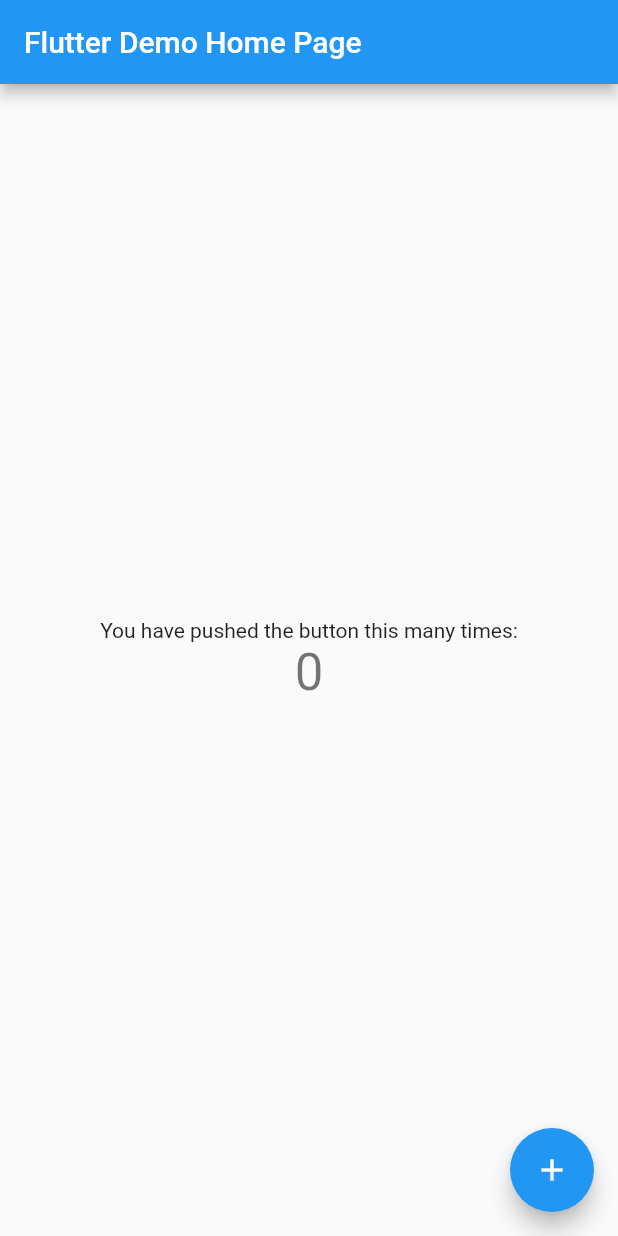
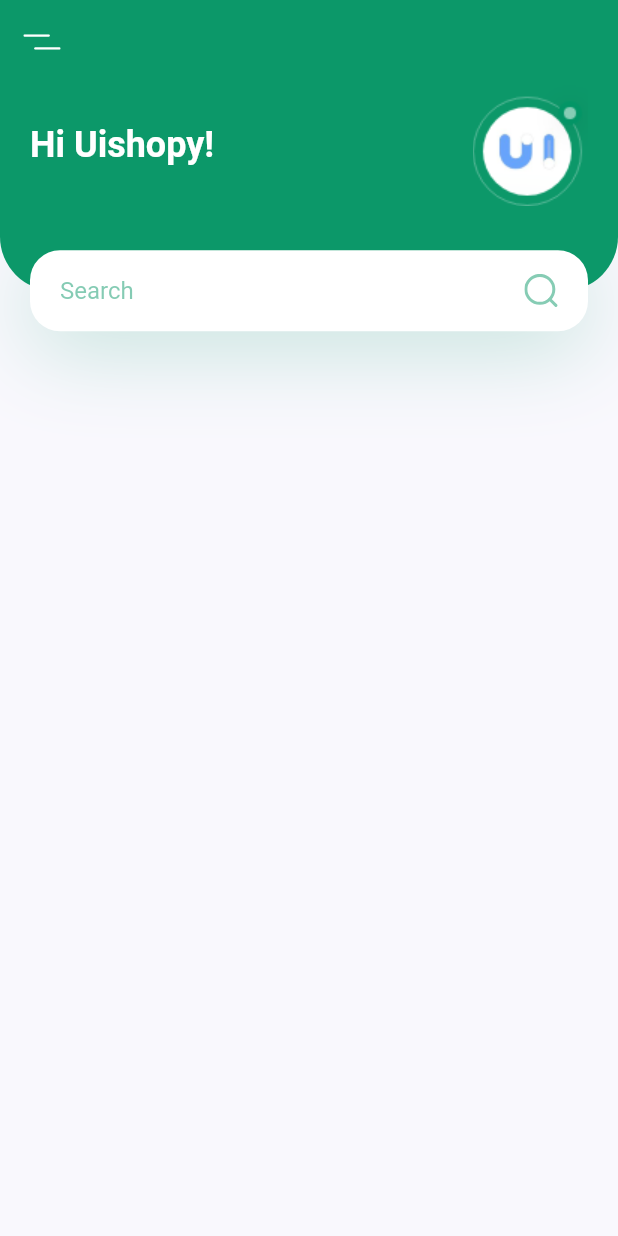
Before and after one commit to phhien203/plant_app_flutter_ui, a Flutter app: the screen it shows after launch, on a phone screen of 412 x 824 dp. Run offline on Flutter 3.47's test engine with Material 2 defaults, Android fonts, the light colour scheme and no system bars; our stand-ins replace flutter_svg.

Commit message:
build header with search box Widget

```diff
--- a/lib/main.dart
+++ b/lib/main.dart
@@ -1,4 +1,6 @@
 import 'package:flutter/material.dart';
+import 'package:plant_app_flutter_ui/constants.dart';
+import 'package:plant_app_flutter_ui/screens/home/home_screen.dart';
 
 void main() {
   runApp(MyApp());
@@ -9,105 +11,15 @@
   @override
   Widget build(BuildContext context) {
     return MaterialApp(
-      title: 'Flutter Demo',
+      debugShowCheckedModeBanner: false,
+      title: 'Plant App',
       theme: ThemeData(
-        // This is the theme of your application.
-        //
-        // Try running your application with "flutter run". You'll see the
-        // application has a blue toolbar. Then, without quitting the app, try
-        // changing the primarySwatch below to Colors.green and then invoke
-        // "hot reload" (press "r" in the console where you ran "flutter run",
-        // or simply save your changes to "hot reload" in a Flutter IDE).
-        // Notice that the counter didn't reset back to zero; the application
-        // is not restarted.
-        primarySwatch: Colors.blue,
+        scaffoldBackgroundColor: kBackgroundColor,
+        primaryColor: kPrimaryColor,
+        textTheme: Theme.of(context).textTheme.apply(bodyColor: kTextColor),
+        visualDensity: VisualDensity.adaptivePlatformDensity,
       ),
-      home: MyHomePage(title: 'Flutter Demo Home Page'),
+      home: HomeScreen(),
     );
   }
 }
-
-class MyHomePage extends StatefulWidget {
-  MyHomePage({Key? key, required this.title}) : super(key: key);
-
-  // This widget is the home page of your application. It is stateful, meaning
-  // that it has a State object (defined below) that contains fields that affect
-  // how it looks.
-
-  // This class is the configuration for the state. It holds the values (in this
-  // case the title) provided by the parent (in this case the App widget) and
-  // used by the build method of the State. Fields in a Widget subclass are
-  // always marked "final".
-
-  final String title;
-
-  @override
-  _MyHomePageState createState() => _MyHomePageState();
-}
-
-class _MyHomePageState extends State<MyHomePage> {
-  int _counter = 0;
-
-  void _incrementCounter() {
-    setState(() {
-      // This call to setState tells the Flutter framework that something has
-      // changed in this State, which causes it to rerun the build method below
-      // so that the display can reflect the updated values. If we changed
-      // _counter without calling setState(), then the build method would not be
-      // called again, and so nothing would appear to happen.
-      _counter++;
-    });
-  }
-
-  @override
-  Widget build(BuildContext context) {
-    // This method is rerun every time setState is called, for instance as done
-    // by the _incrementCounter method above.
-    //
-    // The Flutter framework has been optimized to make rerunning build methods
-    // fast, so that you can just rebuild anything that needs updating rather
-    // than having to individually change instances of widgets.
-    return Scaffold(
-      appBar: AppBar(
-        // Here we take the value from the MyHomePage object that was created by
-        // the App.build method, and use it to set our appbar title.
-        title: Text(widget.title),
-      ),
-      body: Center(
-        // Center is a layout widget. It takes a single child and positions it
-        // in the middle of the parent.
-        child: Column(
-          // Column is also a layout widget. It takes a list of children and
-          // arranges them vertically. By default, it sizes itself to fit its
-          // children horizontally, and tries to be as tall as its parent.
-          //
-          // Invoke "debug painting" (press "p" in the console, choose the
-          // "Toggle Debug Paint" action from the Flutter Inspector in Android
-          // Studio, or the "Toggle Debug Paint" command in Visual Studio Code)
-          // to see the wireframe for each widget.
-          //
-          // Column has various properties to control how it sizes itself and
-          // how it positions its children. Here we use mainAxisAlignment to
-          // center the children vertically; the main axis here is the vertical
-          // axis because Columns are vertical (the cross axis would be
-          // horizontal).
-          mainAxisAlignment: MainAxisAlignment.center,
-          children: <Widget>[
-            Text(
-              'You have pushed the button this many times:',
-            ),
-            Text(
-              '$_counter',
-              style: Theme.of(context).textTheme.headline4,
-            ),
-          ],
-        ),
-      ),
-      floatingActionButton: FloatingActionButton(
-        onPressed: _incrementCounter,
-        tooltip: 'Increment',
-        child: Icon(Icons.add),
-      ), // This trailing comma makes auto-formatting nicer for build methods.
-    );
-  }
-}
--- /dev/null
+++ b/lib/screens/home/components/body.dart
@@ -0,0 +1,18 @@
+import 'package:flutter/material.dart';
+
+import 'header_with_searchbox.dart';
+
+class Body extends StatelessWidget {
+  const Body({Key? key}) : super(key: key);
+
+  @override
+  Widget build(BuildContext context) {
+    Size size = MediaQuery.of(context).size;
+
+    return SingleChildScrollView(
+      child: Column(
+        children: <Widget>[HeaderWithSearchBox(size: size)],
+      ),
+    );
+  }
+}
--- /dev/null
+++ b/lib/screens/home/components/header_with_searchbox.dart
@@ -0,0 +1,92 @@
+import 'package:flutter/material.dart';
+import 'package:flutter_svg/svg.dart';
+
+import '../../../constants.dart';
+
+class HeaderWithSearchBox extends StatelessWidget {
+  const HeaderWithSearchBox({
+    Key? key,
+    required this.size,
+  }) : super(key: key);
+
+  final Size size;
+
+  @override
+  Widget build(BuildContext context) {
+    return Container(
+      margin: EdgeInsets.only(bottom: kDefaultPadding * 2.5),
+      height: size.height * 0.2,
+      child: Stack(
+        children: <Widget>[
+          Container(
+            padding: EdgeInsets.only(
+                left: kDefaultPadding,
+                right: kDefaultPadding,
+                bottom: kDefaultPadding + 36),
+            height: size.height * 0.2 - 27,
+            decoration: BoxDecoration(
+              color: kPrimaryColor,
+              borderRadius: BorderRadius.only(
+                bottomLeft: Radius.circular(36),
+                bottomRight: Radius.circular(36),
+              ),
+            ),
+            child: Row(
+              children: [
+                Text(
+                  "Hi Uishopy!",
+                  style: Theme.of(context).textTheme.headline5?.copyWith(
+                        color: Colors.white,
+                        fontWeight: FontWeight.bold,
+                      ),
+                ),
+                Spacer(),
+                Image.asset("assets/images/logo.png"),
+              ],
+            ),
+          ),
+          Positioned(
+            bottom: 0,
+            left: 0,
+            right: 0,
+            child: Container(
+              alignment: Alignment.center,
+              height: 54,
+              margin: EdgeInsets.symmetric(horizontal: kDefaultPadding),
+              padding: EdgeInsets.symmetric(horizontal: kDefaultPadding),
+              decoration: BoxDecoration(
+                color: Colors.white,
+                borderRadius: BorderRadius.circular(20),
+                boxShadow: [
+                  BoxShadow(
+                    offset: Offset(0, 10),
+                    blurRadius: 50,
+                    color: kPrimaryColor.withOpacity(0.23),
+                  )
+                ],
+              ),
+              child: Row(
+                children: [
+                  Expanded(
+                    child: TextField(
+                      onChanged: (value) {},
+                      decoration: InputDecoration(
+                        hintText: "Search",
+                        hintStyle: TextStyle(
+                          color: kPrimaryColor.withOpacity(0.5),
+                        ),
+                        enabledBorder: InputBorder.none,
+                        focusedBorder: InputBorder.none,
+                      ),
+                    ),
+                  ),
+                  SvgPicture.asset("assets/icons/search.svg"),
+                ],
+              ),
+            ),
+          ),
+        ],
+      ),
+    );
+  }
+}
--- /dev/null
+++ b/lib/screens/home/home_screen.dart
@@ -0,0 +1,25 @@
+import 'package:flutter/material.dart';
+import 'package:flutter_svg/flutter_svg.dart';
+import 'package:plant_app_flutter_ui/screens/home/components/body.dart';
+
+class HomeScreen extends StatelessWidget {
+  const HomeScreen({Key? key}) : super(key: key);
+
+  @override
+  Widget build(BuildContext context) {
+    return Scaffold(
+      appBar: buildAppBar(),
+      body: Body(),
+    );
+  }
+
+  AppBar buildAppBar() {
+    return AppBar(
+      elevation: 0,
+      leading: IconButton(
+        onPressed: () {},
+        icon: SvgPicture.asset("assets/icons/menu.svg"),
+      ),
+    );
+  }
+}
```
